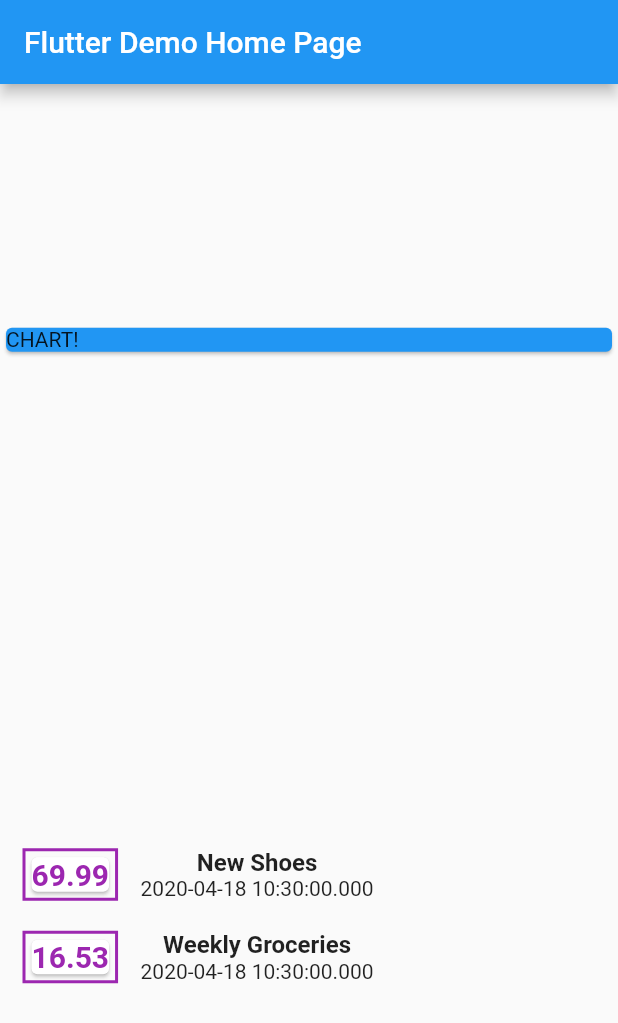
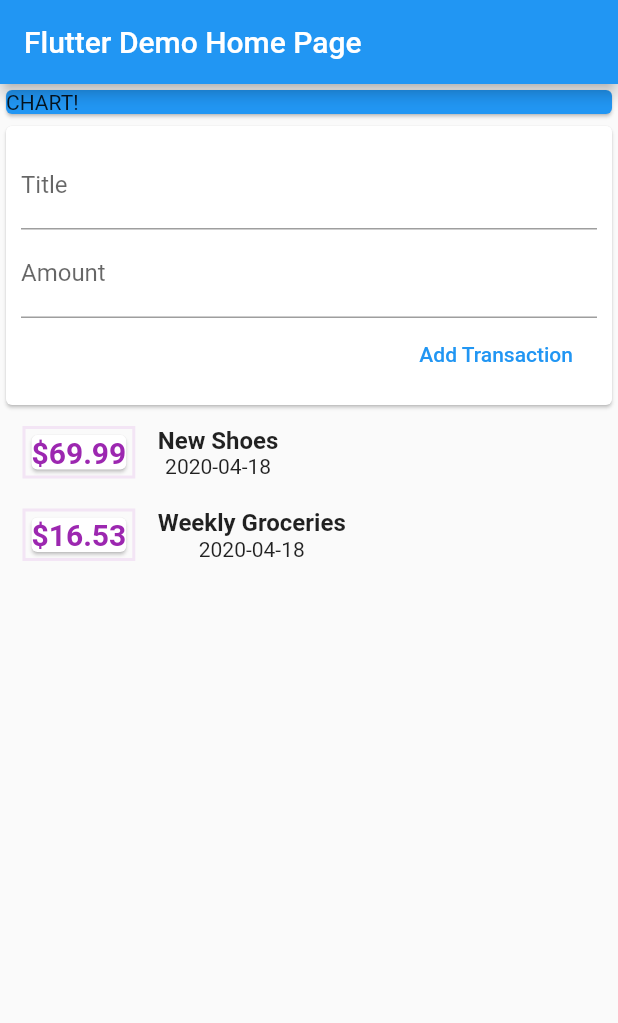
Before and after one commit to dinkelaker/flutter-expense-planner, a Flutter app: the screen it shows after launch, on a phone screen of 412 x 824 dp. Shown: the top 1023 px of the screen. Run offline on Flutter 3.47's test engine with Material 2 defaults, Android fonts, the phone set to English and light mode, and no system bars.

Commit message:
Input area for new transactions

```diff
--- a/lib/main.dart
+++ b/lib/main.dart
@@ -1,5 +1,6 @@
 import 'package:expense_planner/transaction.dart';
 import 'package:flutter/material.dart';
+import 'package:intl/intl.dart';
 
 void main() => runApp(MyApp());
 
@@ -70,7 +71,7 @@ class _MyHomePageState extends State<MyHomePage> {
         title: Text(widget.title),
       ),
       body: Column(
-        mainAxisAlignment: MainAxisAlignment.spaceAround,
+        mainAxisAlignment: MainAxisAlignment.start,
         children: <Widget>[
           Container(
             width: double.infinity,
@@ -79,6 +80,24 @@ class _MyHomePageState extends State<MyHomePage> {
               child: Text('CHART!'),
             ),
           ),
+          Card(
+              child: Container(
+                  padding: EdgeInsets.all(10),
+                  child: Column(
+                    crossAxisAlignment: CrossAxisAlignment.end,
+                    children: <Widget>[
+                    TextField(
+                      decoration: InputDecoration(labelText: 'Title'),
+                    ),
+                    TextField(
+                      decoration: InputDecoration(labelText: 'Amount'),
+                    ),
+                    FlatButton(
+                        child: Text(
+                      'Add Transaction'),
+                      textColor: Colors.blue,
+                     onPressed: _addTransaction,)
+                                       ]))),
                                Column(
                                  children: transactions.map((tx) {
                                    return Row(
@@ -90,13 +109,13 @@ class _MyHomePageState extends State<MyHomePage> {
                                          ),
                                          decoration: BoxDecoration(
                                            border: Border.all(
-                        color: Colors.purple[500],
+                                             color: Colors.purple[50],
                                              width: 2,
                                            ),
                                          ),
                                          child: Card(
                                            child: Text(
-                        tx.amount.toString(),
+                                             '\$${tx.amount}',
                                              style: TextStyle(
                                                fontWeight: FontWeight.bold,
                                                fontSize: 20,
@@ -106,8 +125,10 @@ class _MyHomePageState extends State<MyHomePage> {
                                          ),
                                        ),
                                        Column(children: <Widget>[
-                    Text(tx.title, style: TextStyle(fontWeight: FontWeight.bold, fontSize: 16)),
-                    Text(tx.date.toString()),
+                                         Text(tx.title,
+                                             style: TextStyle(
+                                                 fontWeight: FontWeight.bold, fontSize: 16)),
+                                         Text(DateFormat('yyyy-MM-dd').format(tx.date)),
                                        ]),
                                      ],
                                    );
@@ -117,4 +138,7 @@ class _MyHomePageState extends State<MyHomePage> {
                            ),
                          );
                        }
+
+                       void _addTransaction() {
   }
+}
--- a/pubspec.yaml
+++ b/pubspec.yaml
@@ -27,6 +27,7 @@ dependencies:
 dev_dependencies:
   flutter_test:
     sdk: flutter
+  intl: ^0.16.1
 
 
 # For information on the generic Dart part of this file, see the
```
Also changed, not shown: pubspec.lock. Lines whose indentation alone changed are shown as unchanged.
